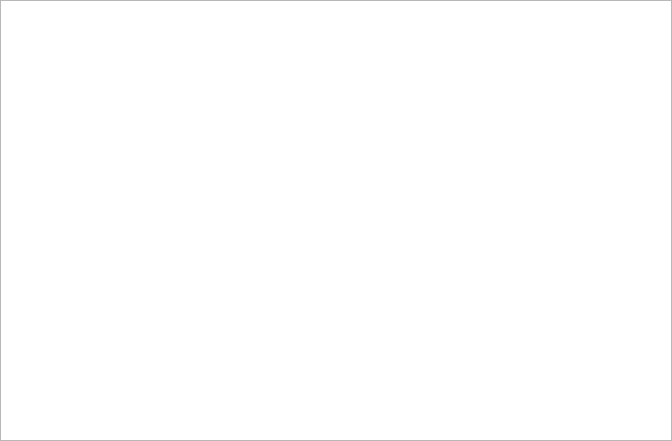
Above: xprocessmemorymapwidget.ui from horsicq/XProcessMemoryMapWidget before the change. Below: the same form after it.
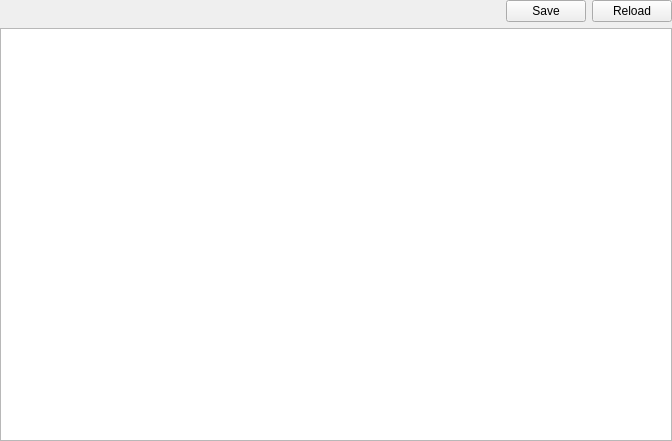
That is the form after the change.

What changed in the file:
```diff
--- a/xprocessmemorymapwidget.ui
+++ b/xprocessmemorymapwidget.ui
@@ -26,6 +26,37 @@
    <property name="bottomMargin">
     <number>0</number>
    </property>
+   <item>
+    <layout class="QHBoxLayout" name="horizontalLayout">
+     <item>
+      <spacer name="horizontalSpacer">
+       <property name="orientation">
+        <enum>Qt::Horizontal</enum>
+       </property>
+       <property name="sizeHint" stdset="0">
+        <size>
+         <width>40</width>
+         <height>20</height>
+        </size>
+       </property>
+      </spacer>
+     </item>
+     <item>
+      <widget class="QPushButton" name="pushButtonSave">
+       <property name="text">
+        <string>Save</string>
+       </property>
+      </widget>
+     </item>
+     <item>
+      <widget class="QPushButton" name="pushButtonReload">
+       <property name="text">
+        <string>Reload</string>
+       </property>
+      </widget>
+     </item>
+    </layout>
+   </item>
    <item>
     <widget class="QTableView" name="tableViewMemoryMap">
      <property name="contextMenuPolicy">
```
